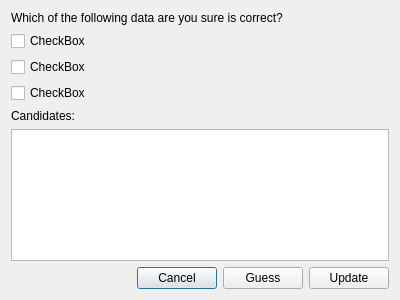
Before: the Qt Designer form src/ui/guess.ui in chrmorais/aranduka, drawn with Qt 5.
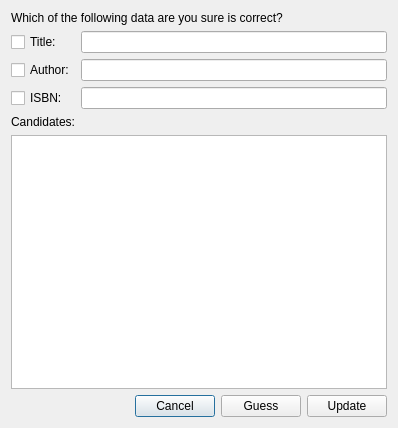
After: the same form once the commit is applied.

Commit message: New dialog design

What changed in the file:
```diff
--- a/src/ui/guess.ui
+++ b/src/ui/guess.ui
@@ -6,8 +6,8 @@
    <rect>
     <x>0</x>
     <y>0</y>
-    <width>400</width>
-    <height>300</height>
+    <width>398</width>
+    <height>428</height>
    </rect>
   </property>
   <property name="windowTitle">
@@ -22,25 +22,38 @@
     </widget>
    </item>
    <item>
+    <layout class="QGridLayout" name="gridLayout">
+     <item row="0" column="0">
     <widget class="QCheckBox" name="title">
      <property name="text">
-      <string>CheckBox</string>
+        <string>Title:</string>
      </property>
     </widget>
    </item>
-   <item>
+     <item row="0" column="1">
+      <widget class="QLineEdit" name="titleText"/>
+     </item>
+     <item row="1" column="0">
     <widget class="QCheckBox" name="author">
      <property name="text">
-      <string>CheckBox</string>
+        <string>Author:</string>
      </property>
     </widget>
    </item>
-   <item>
+     <item row="1" column="1">
+      <widget class="QLineEdit" name="authorText"/>
+     </item>
+     <item row="2" column="0">
     <widget class="QCheckBox" name="isbn">
      <property name="text">
-      <string>CheckBox</string>
-     </property>
-    </widget>
+        <string>ISBN:</string>
+       </property>
+      </widget>
+     </item>
+     <item row="2" column="1">
+      <widget class="QLineEdit" name="isbnText"/>
+     </item>
+    </layout>
    </item>
    <item>
     <widget class="QLabel" name="label_2">
```
Lines whose indentation alone changed are shown as unchanged.
